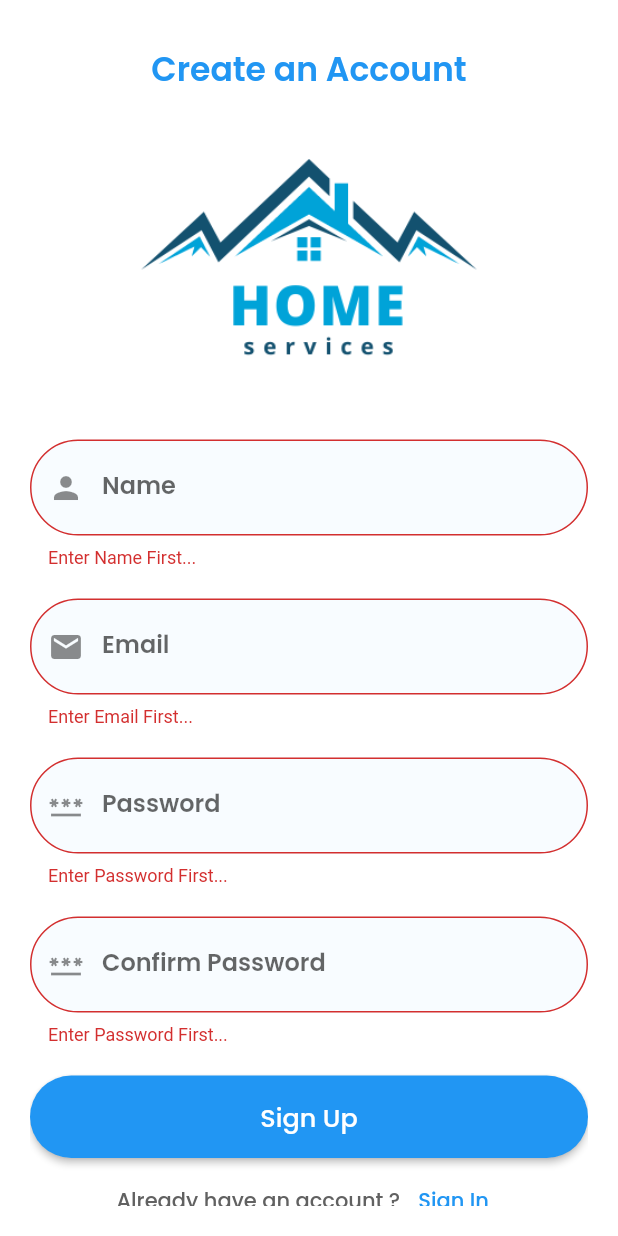
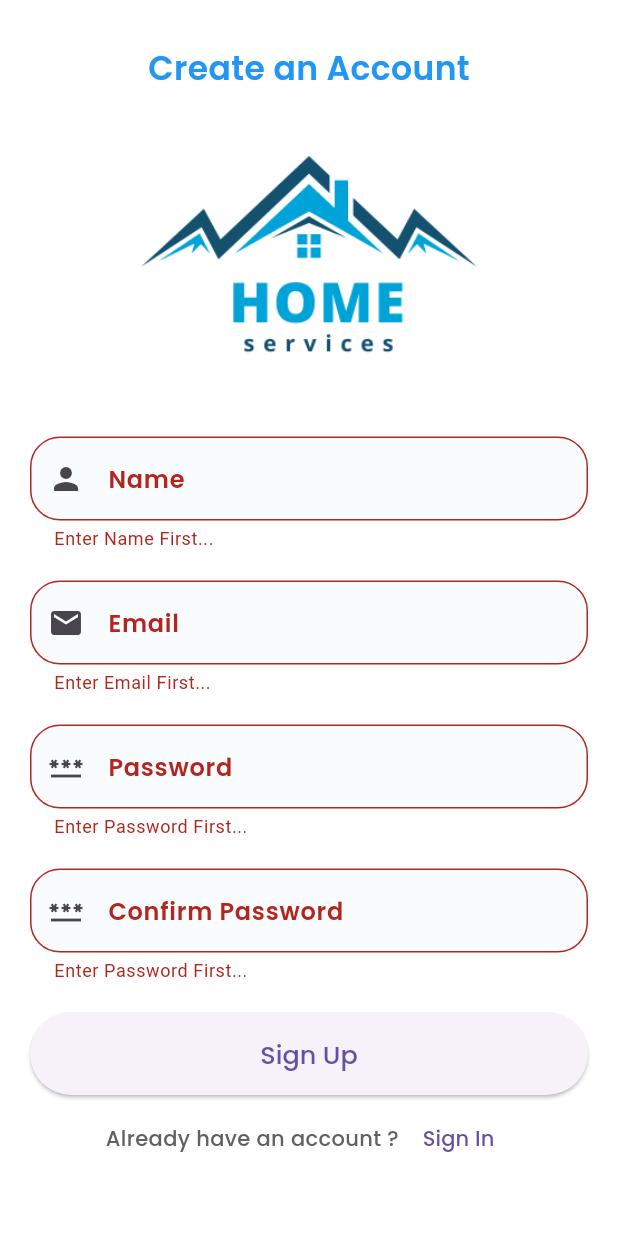
Before and after one commit to ParasRojiya/Home-Services-App, a Flutter app: the screen it shows after launch, after a tap on "Sign in", after a tap on "Sign Up", on a phone screen of 412 x 824 dp. Run offline on Flutter 3.47's test engine with Material 2 defaults, Android fonts, the light colour scheme and no system bars; our stand-ins replace cloud_firestore, connectivity_plus, firebase_auth, firebase_core, firebase_storage, get and 5 more; accounts and stored records are empty; network calls fail.

```diff
--- a/lib/global/text_field_decoration.dart
+++ b/lib/global/text_field_decoration.dart
@@ -8,7 +8,7 @@ textFieldDecoration({required IconData icon, required String name}) {
     fillColor: Global.color.withOpacity(0.03),
     filled: true,
     border: OutlineInputBorder(
-      borderRadius: BorderRadius.circular(100),
+      borderRadius: BorderRadius.circular(20),
     ),
     hintStyle: GoogleFonts.poppins(
       fontWeight: FontWeight.w500,
--- a/lib/main.dart
+++ b/lib/main.dart
@@ -25,6 +25,7 @@ void main() async {
 
   runApp(
     GetMaterialApp(
+      theme: ThemeData.light(useMaterial3: true),
       debugShowCheckedModeBanner: false,
       initialRoute: (isLoggedIn) ? "/" : "/login_page",
       getPages: [
--- a/lib/views/screens/login_page.dart
+++ b/lib/views/screens/login_page.dart
@@ -86,7 +86,7 @@ class _LoginPageState extends State<LoginPage> {
                 obscureText: isNotVisible,
                 decoration: InputDecoration(
                   border: OutlineInputBorder(
-                      borderRadius: BorderRadius.circular(40)),
+                      borderRadius: BorderRadius.circular(20)),
                   prefixIcon: const Icon(Icons.password),
                   label: Text("Password",
                       style: GoogleFonts.poppins(
```
